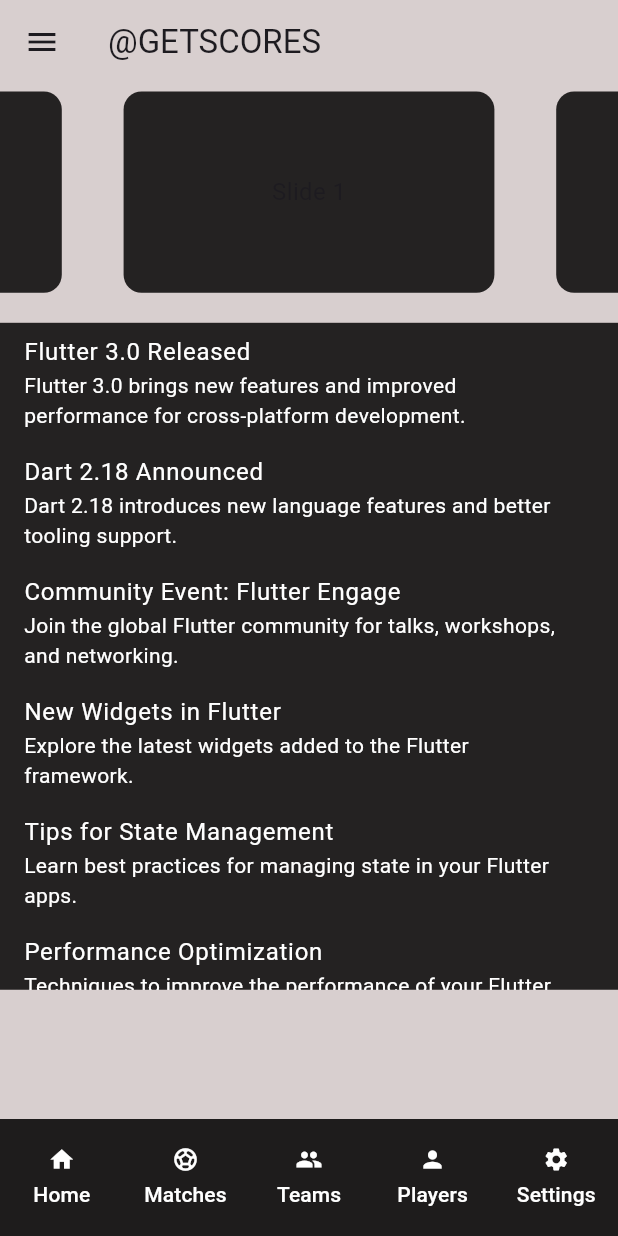
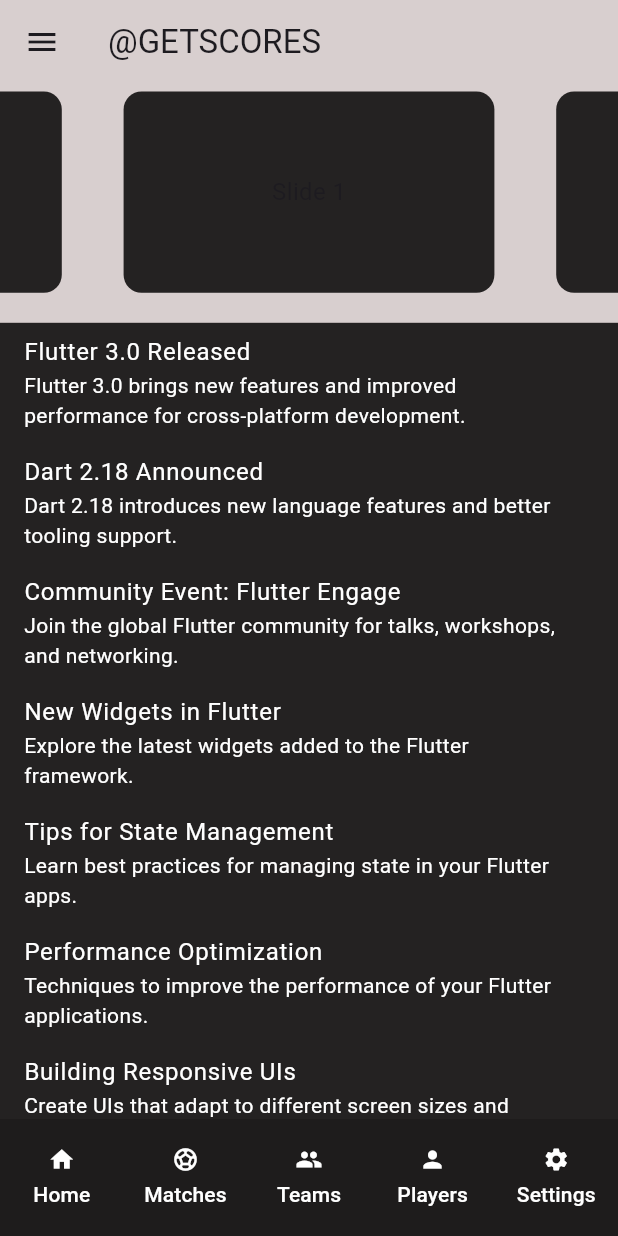
Before and after one commit to ShivamGlotra/flutterApp, a Flutter app: the screen it shows after launch, on a phone screen of 412 x 824 dp. Run offline on Flutter 3.47's test engine with Material 3 defaults, Android fonts, the phone set to English and light mode, and no system bars; drawn by our look-alikes of carousel_slider.

```diff
--- a/lib/screens/home_screen.dart
+++ b/lib/screens/home_screen.dart
@@ -137,9 +137,10 @@ class _HomeScreenState extends State<HomeScreen> {
               );
             }).toList(),
           ),
-          Container(
+          Expanded(
+            child: Container(
               margin: EdgeInsets.only(top: 15.0),
-            height: MediaQuery.of(context).size.height * 0.5396,
+              height: MediaQuery.of(context).size.height * 0.4,
               width: MediaQuery.of(context).size.width, // Set a fixed height
               decoration: BoxDecoration(
                 color: const Color.fromARGB(255, 36, 34, 34),
@@ -160,6 +161,7 @@ class _HomeScreenState extends State<HomeScreen> {
                 ),
               ),
             ),
+          ),
         ],
       ),
       bottomNavigationBar: Footer(
```
Lines whose indentation alone changed are shown as unchanged.
